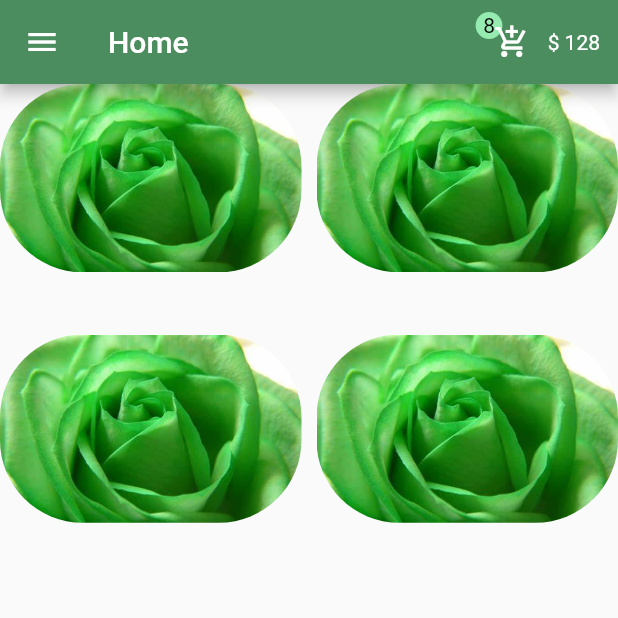
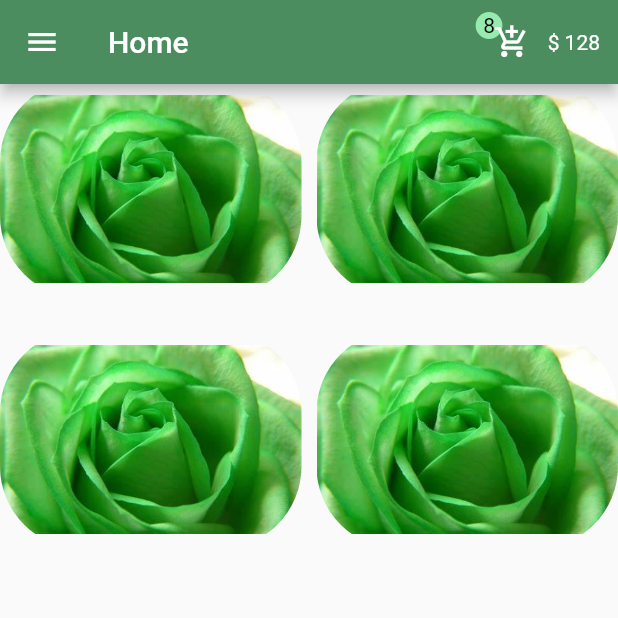
Before and after one commit to AyaEidAttya/E-commerce-app, a Flutter app: the screen it shows after launch, on a phone screen of 412 x 824 dp, the top half of it. Run offline on Flutter 3.47's test engine with Material 2 defaults, Android fonts, the light colour scheme and no system bars.

Commit message:
editing in TBRL

```diff
--- a/lib/pages/home.dart
+++ b/lib/pages/home.dart
@@ -21,8 +21,11 @@ class Home extends StatelessWidget {
           child:Stack(
             children: [
               Positioned(
+                top: -3,
+                bottom: -9,
               right: 0,
               left: 0,
+
 
               child: ClipRRect(
                 borderRadius: BorderRadius.circular(55),
```
